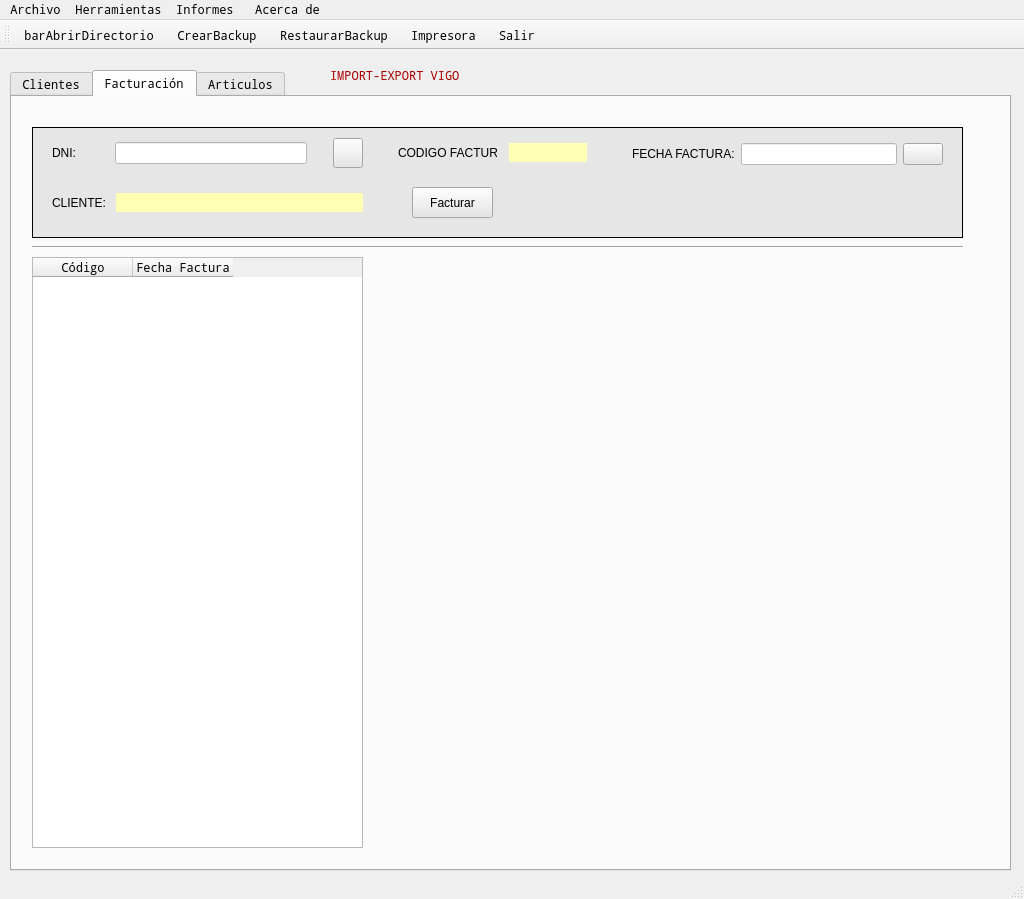
The window that window.ui (rulonunhez/nunezsantos) describes before a commit, drawn with Qt 5.
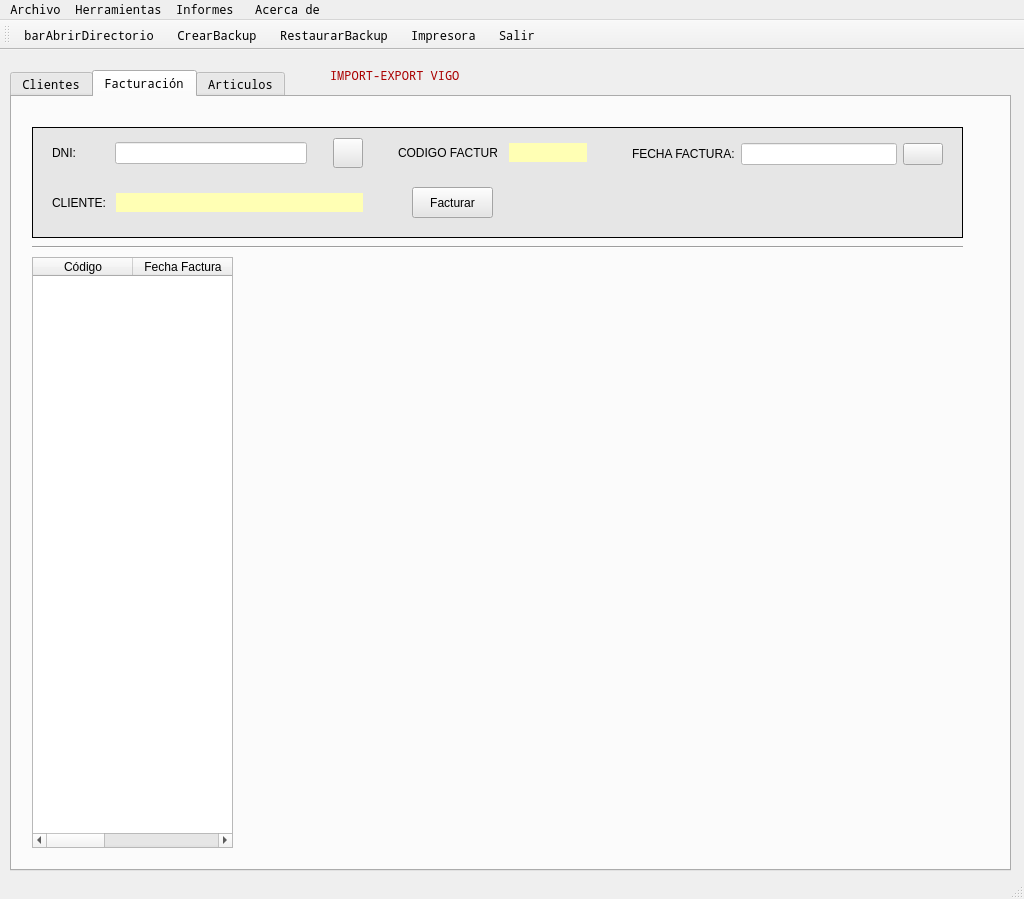
The same window after the commit. The open tabs and pages were chosen to show the change. Icons and pictures are not drawn.

```diff
--- a/window.ui
+++ b/window.ui
@@ -1328,10 +1328,13 @@
        <rect>
         <x>20</x>
         <y>160</y>
-        <width>331</width>
+        <width>201</width>
         <height>591</height>
        </rect>
       </property>
+      <attribute name="verticalHeaderVisible">
+       <bool>false</bool>
+      </attribute>
       <attribute name="verticalHeaderDefaultSectionSize">
        <number>40</number>
       </attribute>
@@ -1345,6 +1348,11 @@
         <string>Fecha Factura</string>
        </property>
       </column>
+      <column>
+       <property name="text">
+        <string/>
+       </property>
+      </column>
      </widget>
     </widget>
     <widget class="QWidget" name="tabArticulos">
```
Left out of the diff: 2 changed lines with no effect on the pictures.
